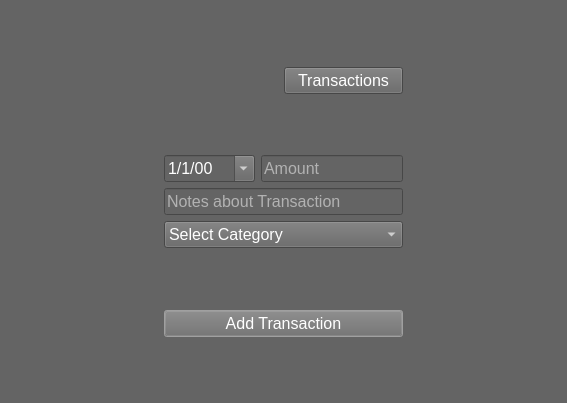
Qt form gui/newtransaction_dialog.ui (kkonsw/expense-tracker) before a commit.
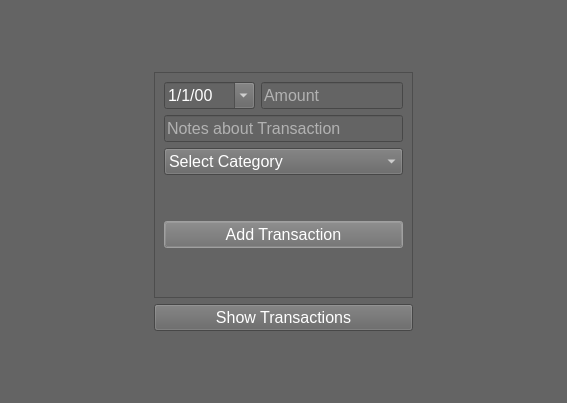
The same form after that commit.

The edit to the form file:
```diff
--- a/gui/newtransaction_dialog.ui
+++ b/gui/newtransaction_dialog.ui
@@ -16,50 +16,8 @@
   <property name="styleSheet">
    <string notr="true">background-color: rgb(100, 100, 100);</string>
   </property>
-  <layout class="QGridLayout" name="gridLayout">
-   <item row="5" column="1">
-    <widget class="QComboBox" name="comboBox">
-     <property name="font">
-      <font>
-       <pointsize>12</pointsize>
-      </font>
-     </property>
-     <property name="styleSheet">
-      <string notr="true">color: rgb(255, 255, 255);</string>
-     </property>
-     <property name="editable">
-      <bool>false</bool>
-     </property>
-     <property name="currentIndex">
-      <number>0</number>
-     </property>
-     <property name="sizeAdjustPolicy">
-      <enum>QComboBox::AdjustToContentsOnFirstShow</enum>
-     </property>
-     <property name="placeholderText">
-      <string/>
-     </property>
+  <layout class="QVBoxLayout" name="verticalLayout_3">
      <item>
-      <property name="text">
-       <string>Select Category</string>
-      </property>
-     </item>
-    </widget>
-   </item>
-   <item row="8" column="1">
-    <spacer name="verticalSpacer">
-     <property name="orientation">
-      <enum>Qt::Vertical</enum>
-     </property>
-     <property name="sizeHint" stdset="0">
-      <size>
-       <width>20</width>
-       <height>40</height>
-      </size>
-     </property>
-    </spacer>
-   </item>
-   <item row="2" column="1">
     <spacer name="verticalSpacer_2">
      <property name="orientation">
       <enum>Qt::Vertical</enum>
@@ -72,7 +30,33 @@
      </property>
     </spacer>
    </item>
-   <item row="3" column="1">
+   <item>
+    <layout class="QHBoxLayout" name="horizontalLayout">
+     <item>
+      <spacer name="horizontalSpacer_2">
+       <property name="orientation">
+        <enum>Qt::Horizontal</enum>
+       </property>
+       <property name="sizeHint" stdset="0">
+        <size>
+         <width>40</width>
+         <height>20</height>
+        </size>
+       </property>
+      </spacer>
+     </item>
+     <item>
+      <layout class="QVBoxLayout" name="verticalLayout_2">
+       <item>
+        <widget class="QFrame" name="frame">
+         <property name="frameShape">
+          <enum>QFrame::StyledPanel</enum>
+         </property>
+         <property name="frameShadow">
+          <enum>QFrame::Raised</enum>
+         </property>
+         <layout class="QVBoxLayout" name="verticalLayout">
+          <item>
     <layout class="QHBoxLayout" name="horizontalLayout_2">
      <item>
       <widget class="QDateEdit" name="dateEdit">
@@ -106,7 +90,8 @@
         <enum>Qt::StrongFocus</enum>
        </property>
        <property name="styleSheet">
-        <string notr="true">color: rgb(255, 255, 255);</string>
+               <string notr="true">color: rgb(255, 255, 255);
+selection-background-color: rgb(255, 255, 255);</string>
        </property>
        <property name="placeholderText">
         <string>Amount</string>
@@ -115,33 +100,7 @@
      </item>
     </layout>
    </item>
-   <item row="6" column="1">
-    <spacer name="verticalSpacer_3">
-     <property name="orientation">
-      <enum>Qt::Vertical</enum>
-     </property>
-     <property name="sizeHint" stdset="0">
-      <size>
-       <width>20</width>
-       <height>40</height>
-      </size>
-     </property>
-    </spacer>
-   </item>
-   <item row="4" column="0">
-    <spacer name="horizontalSpacer_2">
-     <property name="orientation">
-      <enum>Qt::Horizontal</enum>
-     </property>
-     <property name="sizeHint" stdset="0">
-      <size>
-       <width>40</width>
-       <height>20</height>
-      </size>
-     </property>
-    </spacer>
-   </item>
-   <item row="4" column="1">
+          <item>
     <widget class="QLineEdit" name="lineEdit_note">
      <property name="font">
       <font>
@@ -152,7 +111,8 @@
       <enum>Qt::StrongFocus</enum>
      </property>
      <property name="styleSheet">
-      <string notr="true">color: rgb(255, 255, 255);</string>
+             <string notr="true">color: rgb(255, 255, 255);
+selection-background-color: rgb(255, 255, 255);</string>
      </property>
      <property name="text">
       <string/>
@@ -162,7 +122,50 @@
      </property>
     </widget>
    </item>
-   <item row="7" column="1">
+          <item>
+           <widget class="QComboBox" name="comboBox">
+            <property name="font">
+             <font>
+              <pointsize>12</pointsize>
+             </font>
+            </property>
+            <property name="styleSheet">
+             <string notr="true">color: rgb(255, 255, 255);
+selection-background-color: gray;</string>
+            </property>
+            <property name="editable">
+             <bool>false</bool>
+            </property>
+            <property name="currentIndex">
+             <number>0</number>
+            </property>
+            <property name="sizeAdjustPolicy">
+             <enum>QComboBox::AdjustToContentsOnFirstShow</enum>
+            </property>
+            <property name="placeholderText">
+             <string/>
+            </property>
+            <item>
+             <property name="text">
+              <string>Select Category</string>
+             </property>
+            </item>
+           </widget>
+          </item>
+          <item>
+           <spacer name="verticalSpacer_3">
+            <property name="orientation">
+             <enum>Qt::Vertical</enum>
+            </property>
+            <property name="sizeHint" stdset="0">
+             <size>
+              <width>20</width>
+              <height>40</height>
+             </size>
+            </property>
+           </spacer>
+          </item>
+          <item>
     <widget class="QPushButton" name="button_addTransaction">
      <property name="font">
       <font>
@@ -174,32 +177,29 @@
      </property>
      <property name="styleSheet">
       <string notr="true">color: rgb(255, 255, 255);
-selection-background-color: rgb(255, 255, 255);
-selection-color: rgb(255, 255, 255);
-border-color: rgb(0, 0, 0);</string>
+selection-background-color: rgb(255, 255, 255);</string>
      </property>
      <property name="text">
       <string>Add Transaction</string>
      </property>
     </widget>
    </item>
-   <item row="1" column="1">
-    <layout class="QHBoxLayout" name="horizontalLayout" stretch="1,1">
      <item>
-      <spacer name="horizontalSpacer">
+           <spacer name="verticalSpacer_4">
        <property name="orientation">
-        <enum>Qt::Horizontal</enum>
+             <enum>Qt::Vertical</enum>
        </property>
        <property name="sizeHint" stdset="0">
         <size>
-         <width>40</width>
-         <height>20</height>
+              <width>20</width>
+              <height>40</height>
         </size>
        </property>
       </spacer>
      </item>
-     <item>
-      <layout class="QVBoxLayout" name="verticalLayout">
+         </layout>
+        </widget>
+       </item>
        <item>
         <widget class="QPushButton" name="button_allTransactions">
          <property name="font">
@@ -217,7 +217,7 @@
 border-color: rgb(0, 0, 0);</string>
          </property>
          <property name="text">
-          <string>Transactions</string>
+          <string>Show Transactions</string>
          </property>
          <property name="flat">
           <bool>false</bool>
@@ -226,10 +226,8 @@
        </item>
       </layout>
      </item>
-    </layout>
-   </item>
-   <item row="4" column="2">
-    <spacer name="horizontalSpacer_3">
+     <item>
+      <spacer name="horizontalSpacer">
      <property name="orientation">
       <enum>Qt::Horizontal</enum>
      </property>
@@ -241,8 +239,10 @@
      </property>
     </spacer>
    </item>
-   <item row="0" column="1">
-    <spacer name="verticalSpacer_4">
+    </layout>
+   </item>
+   <item>
+    <spacer name="verticalSpacer">
      <property name="orientation">
       <enum>Qt::Vertical</enum>
      </property>
```
Left out of the diff: 4 changed lines with no effect on the pictures. Lines whose indentation alone changed are shown as unchanged.
